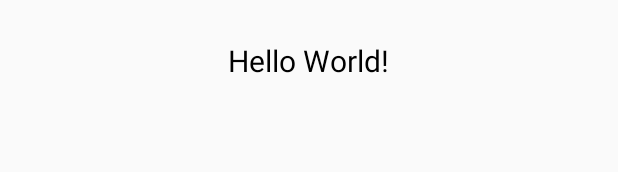
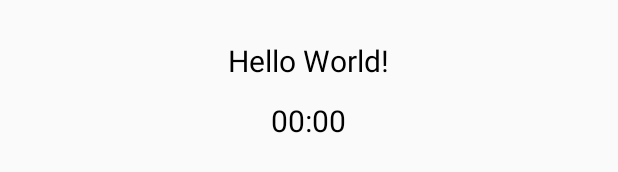
Before and after one commit to YuanTiger/TigerGank-MVVM, an Android app: the layout activity_main.xml on its own in the app's theme, with its tools: preview values and no code run, on a phone screen of 412 x 824 dp. Shown: the part 557-729 px from the top of the screen. Run offline under Robolectric (Android 15) with nearby library versions, the phone set to English and light mode, and no system bars.

Commit message:
自定义View使用LifeCycle

```diff
--- a/app/src/main/res/layout/activity_main.xml
+++ b/app/src/main/res/layout/activity_main.xml
@@ -14,4 +14,15 @@
         android:textColor="#000000"
         android:textSize="20sp" />
 
+
+    <com.my.gank.test.lifecycle.MyChronometer
+        android:id="@+id/chronometer"
+        android:layout_width="wrap_content"
+        android:layout_height="wrap_content"
+        android:layout_gravity="center"
+        android:text="Hello World!"
+        android:layout_marginTop="40dp"
+        android:textColor="#000000"
+        android:textSize="20sp" />
+
 </FrameLayout>
```
Also changed, not shown: app/src/main/java/com/my/gank/activity/MainActivity.kt (+6 -2 lines), app/src/main/java/com/my/gank/test/lifecycle/MyChronometer.java (added, +58 -0 lines).
